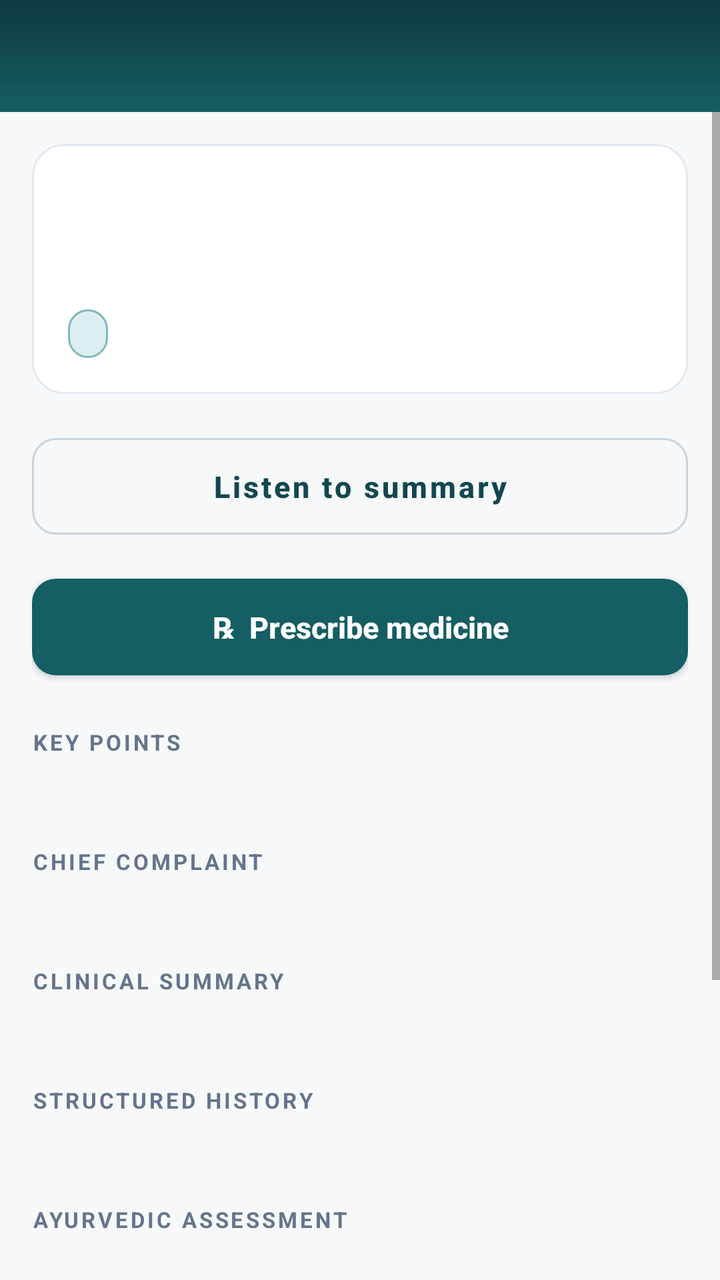
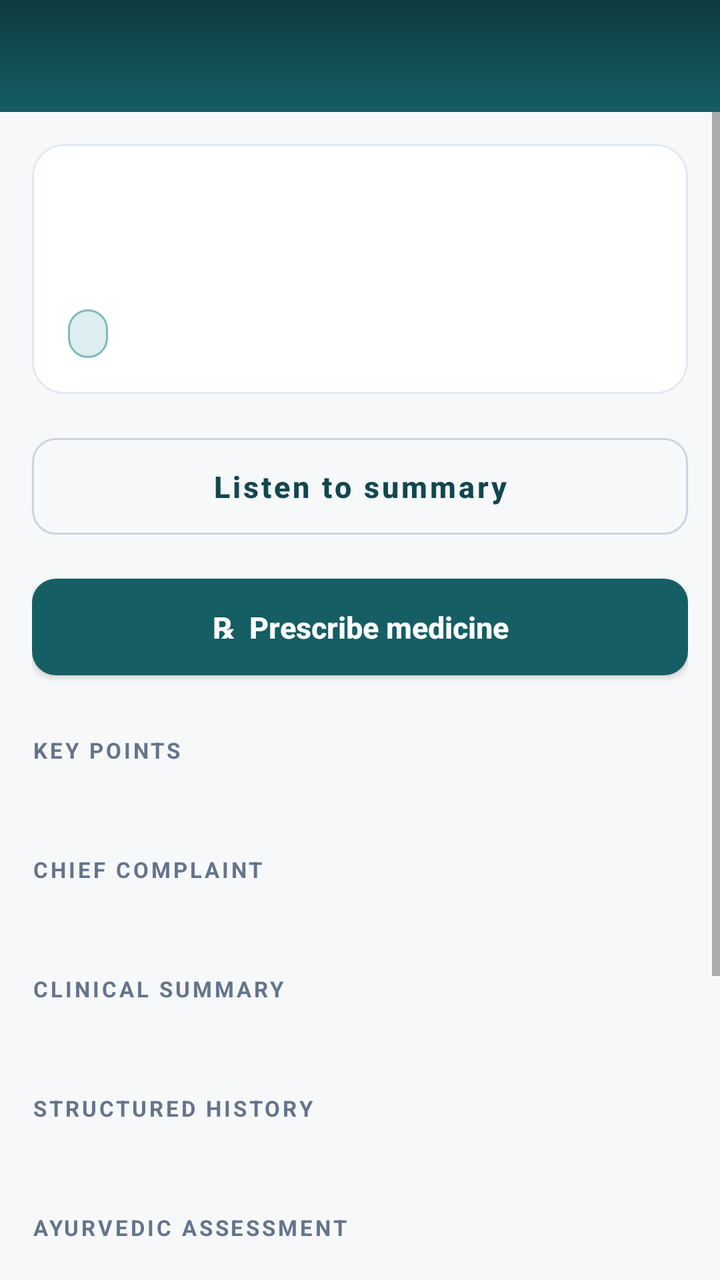

Two renders of the same Android screen: before a commit and after it. Below are the layout's source before the change and the commit's diff.
<!-- AndroidManifest.xml: application theme Theme.DoctorApp -->
<!-- res/layout/activity_case_detail.xml -->
<?xml version="1.0" encoding="utf-8"?>
<LinearLayout xmlns:android="http://schemas.android.com/apk/res/android"
    xmlns:app="http://schemas.android.com/apk/res-auto"
    android:layout_width="match_parent"
    android:layout_height="match_parent"
    android:orientation="vertical"
    android:background="@color/background">

    <androidx.appcompat.widget.Toolbar
        android:id="@+id/toolbar"
        android:layout_width="match_parent"
        android:layout_height="?attr/actionBarSize"
        android:background="@drawable/bg_header_gradient"
        app:titleTextColor="@color/white"
        app:subtitleTextColor="@color/brand_100" />

    <ScrollView
        android:layout_width="match_parent"
        android:layout_height="0dp"
        android:layout_weight="1"
        android:fillViewport="true">

        <LinearLayout
            android:layout_width="match_parent"
            android:layout_height="wrap_content"
            android:orientation="vertical"
            android:padding="16dp">

            <com.google.android.material.card.MaterialCardView
                android:layout_width="match_parent"
                android:layout_height="wrap_content"
                app:cardCornerRadius="16dp"
                app:cardElevation="0dp"
                app:strokeColor="@color/ink_200"
                app:strokeWidth="1dp">

                <LinearLayout
                    android:layout_width="match_parent"
                    android:layout_height="wrap_content"
                    android:orientation="vertical"
                    android:padding="18dp">

                    <TextView
                        android:id="@+id/tvName"
                        style="@style/Text.Display"
                        android:layout_width="match_parent"
                        android:layout_height="wrap_content" />

                    <TextView
                        android:id="@+id/tvMeta"
                        style="@style/Text.Caption"
                        android:layout_width="match_parent"
                        android:layout_height="wrap_content"
                        android:layout_marginTop="4dp" />

                    <LinearLayout
                        android:layout_width="match_parent"
                        android:layout_height="wrap_content"
                        android:layout_marginTop="12dp"
                        android:orientation="horizontal">

                        <TextView
                            android:id="@+id/tvMode"
                            style="@style/Text.Caption"
                            android:layout_width="wrap_content"
                            android:layout_height="wrap_content"
                            android:background="@drawable/bg_chip_brand"
                            android:paddingLeft="10dp"
                            android:paddingRight="10dp"
                            android:paddingTop="4dp"
                            android:paddingBottom="4dp"
                            android:textStyle="bold" />

                        <TextView
                            android:id="@+id/tvUrgency"
                            style="@style/Text.Caption"
                            android:layout_width="wrap_content"
                            android:layout_height="wrap_content"
                            android:layout_marginStart="8dp"
                            android:paddingLeft="10dp"
                            android:paddingRight="10dp"
                            android:paddingTop="4dp"
                            android:paddingBottom="4dp"
                            android:textStyle="bold" />
                    </LinearLayout>
                </LinearLayout>
            </com.google.android.material.card.MaterialCardView>

            <TextView
                android:id="@+id/tvRedFlags"
                style="@style/Text.Body"
                android:layout_width="match_parent"
                android:layout_height="wrap_content"
                android:layout_marginTop="14dp"
                android:background="@drawable/bg_panel_danger"
                android:padding="14dp"
                android:textColor="@color/danger"
                android:textStyle="bold"
                android:visibility="gone" />

            <com.google.android.material.button.MaterialButton
                android:id="@+id/btnListen"
                style="@style/Widget.DoctorApp.Button.Outlined"
                android:layout_width="match_parent"
                android:layout_height="wrap_content"
                android:layout_marginTop="16dp"
                android:text="@string/listen_summary" />

            <com.google.android.material.button.MaterialButton
                android:id="@+id/btnPrescribe"
                style="@style/Widget.DoctorApp.Button"
                android:layout_width="match_parent"
                android:layout_height="wrap_content"
                android:layout_marginTop="10dp"
                android:text="℞  Prescribe medicine" />

            <TextView
                style="@style/Text.SectionLabel"
                android:id="@+id/lblKeyPoints"
                android:layout_width="match_parent"
                android:layout_height="wrap_content"
                android:layout_marginTop="20dp"
                android:text="Key points" />

            <TextView
                android:id="@+id/tvKeyPoints"
                style="@style/Text.Body"
                android:layout_width="match_parent"
                android:layout_height="wrap_content"
                android:layout_marginTop="6dp" />


            <TextView
                style="@style/Text.SectionLabel"
                android:id="@+id/lblComplaint"
                android:layout_width="match_parent"
                android:layout_height="wrap_content"
                android:layout_marginTop="20dp"
                android:text="Chief complaint" />

            <TextView
                android:id="@+id/tvComplaint"
                style="@style/Text.Body"
                android:layout_width="match_parent"
                android:layout_height="wrap_content"
                android:layout_marginTop="6dp" />


            <TextView
                style="@style/Text.SectionLabel"
                android:id="@+id/lblSummary"
                android:layout_width="match_parent"
                android:layout_height="wrap_content"
                android:layout_marginTop="20dp"
                android:text="Clinical summary" />

            <TextView
                android:id="@+id/tvSummary"
                style="@style/Text.Body"
                android:layout_width="match_parent"
                android:layout_height="wrap_content"
                android:layout_marginTop="6dp" />


            <TextView
                style="@style/Text.SectionLabel"
                android:id="@+id/lblHistory"
                android:layout_width="match_parent"
                android:layout_height="wrap_content"
                android:layout_marginTop="20dp"
                android:text="Structured history" />

            <TextView
                android:id="@+id/tvHistory"
                style="@style/Text.Body"
                android:layout_width="match_parent"
                android:layout_height="wrap_content"
                android:layout_marginTop="6dp" />


            <TextView
                style="@style/Text.SectionLabel"
                android:id="@+id/lblAyush"
                android:layout_width="match_parent"
                android:layout_height="wrap_content"
                android:layout_marginTop="20dp"
                android:text="Ayurvedic assessment" />

            <TextView
                android:id="@+id/tvAyush"
                style="@style/Text.Body"
                android:layout_width="match_parent"
                android:layout_height="wrap_content"
                android:layout_marginTop="6dp" />


            <TextView
                style="@style/Text.SectionLabel"
                android:id="@+id/lblDocuments"
                android:layout_width="match_parent"
                android:layout_height="wrap_content"
                android:layout_marginTop="20dp"
                android:text="Previous records" />

            <TextView
                android:id="@+id/tvDocuments"
                style="@style/Text.Body"
                android:layout_width="match_parent"
                android:layout_height="wrap_content"
                android:layout_marginTop="6dp" />


            <TextView
                style="@style/Text.SectionLabel"
                android:id="@+id/lblTranscript"
                android:layout_width="match_parent"
                android:layout_height="wrap_content"
                android:layout_marginTop="20dp"
                android:text="Interview transcript" />

            <TextView
                android:id="@+id/tvTranscript"
                style="@style/Text.Body"
                android:layout_width="match_parent"
                android:layout_height="wrap_content"
                android:layout_marginTop="6dp" />


            <TextView
                style="@style/Text.Caption"
                android:layout_width="match_parent"
                android:layout_height="wrap_content"
                android:layout_marginTop="24dp"
                android:background="@drawable/bg_panel_muted"
                android:padding="12dp"
                android:text="@string/ai_disclaimer" />
        </LinearLayout>
    </ScrollView>

    <ProgressBar
        android:id="@+id/progressBar"
        android:layout_width="wrap_content"
        android:layout_height="wrap_content"
        android:layout_gravity="center"
        android:indeterminateTint="@color/brand_600"
        android:visibility="gone" />
</LinearLayout>
<!-- resources referenced by this layout -->
<resources>
  <color name="background">#F6F8F9</color>
  <color name="brand_100">#DCEEF0</color>
  <color name="brand_600">#155E63</color>
  <color name="danger">#C62828</color>
  <color name="ink_200">#E2E8F0</color>
  <color name="white">#FFFFFFFF</color>
  <!-- drawable bg_chip_brand (drawable) -->
  <?xml version="1.0" encoding="utf-8"?>
  <shape xmlns:android="http://schemas.android.com/apk/res/android" android:shape="rectangle">
      <solid android:color="@color/brand_100" />
      <corners android:radius="100dp" />
      <stroke android:width="1dp" android:color="@color/brand_300" />
  </shape>
  <!-- drawable bg_header_gradient (drawable) -->
  <?xml version="1.0" encoding="utf-8"?>
  <shape xmlns:android="http://schemas.android.com/apk/res/android" android:shape="rectangle">
      <gradient
          android:angle="270"
          android:startColor="@color/brand_800"
          android:endColor="@color/brand_600" />
  </shape>
  <!-- drawable bg_panel_danger (drawable) -->
  <?xml version="1.0" encoding="utf-8"?>
  <shape xmlns:android="http://schemas.android.com/apk/res/android" android:shape="rectangle">
      <solid android:color="@color/danger_bg" />
      <corners android:radius="12dp" />
      <stroke android:width="1dp" android:color="#F3C0C0" />
  </shape>
  <!-- drawable bg_panel_muted (drawable) -->
  <?xml version="1.0" encoding="utf-8"?>
  <shape xmlns:android="http://schemas.android.com/apk/res/android" android:shape="rectangle">
      <solid android:color="@color/ink_50" />
      <corners android:radius="12dp" />
      <stroke android:width="1dp" android:color="@color/ink_200" />
  </shape>
  <string name="ai_disclaimer">AI-prepared draft. Review and confirm before acting.</string>
  <string name="listen_summary">Listen to summary</string>
  <style name="Text.Body" parent="TextAppearance.MaterialComponents.Body2">
          <item name="android:textColor">@color/ink_700</item>
          <item name="android:textSize">14sp</item>
          <item name="android:lineSpacingExtra">4dp</item>
      </style>
  <style name="Text.Caption" parent="TextAppearance.MaterialComponents.Caption">
          <item name="android:textColor">@color/ink_500</item>
          <item name="android:textSize">12sp</item>
      </style>
  <style name="Text.Display" parent="TextAppearance.MaterialComponents.Headline5">
          <item name="android:textColor">@color/ink_900</item>
          <item name="android:textStyle">bold</item>
          <item name="android:letterSpacing">-0.01</item>
      </style>
  <style name="Text.SectionLabel" parent="TextAppearance.MaterialComponents.Overline">
          <item name="android:textColor">@color/ink_500</item>
          <item name="android:textSize">11sp</item>
          <item name="android:letterSpacing">0.12</item>
          <item name="android:textStyle">bold</item>
      </style>
  <color name="brand_300">#7FB8BC</color>
  <color name="brand_800">#0E3A40</color>
  <color name="danger_bg">#FDECEC</color>
  <color name="ink_50">#F6F8F9</color>
  <color name="ink_700">#334155</color>
  <color name="ink_500">#64748B</color>
  <color name="ink_900">#0F172A</color>
  <color name="ink_300">#CBD5E1</color>
  <color name="brand_700">#12474F</color>
  <color name="brand_500">#1B7A80</color>
  <color name="surface">#FFFFFF</color>
  <style name="Widget.DoctorApp.Card" parent="Widget.MaterialComponents.CardView">
          <item name="cardCornerRadius">16dp</item>
          <item name="cardElevation">0dp</item>
          <item name="strokeColor">@color/ink_200</item>
          <item name="strokeWidth">1dp</item>
          <item name="cardBackgroundColor">@color/surface</item>
      </style>
</resources>

<!-- the commit's change to res/layout/activity_case_detail.xml (unified diff, before → after) -->
@@ -115,6 +115,22 @@
                 android:text="℞  Prescribe medicine" />
 
             <TextView
+                android:id="@+id/lblPrescriptions"
+                style="@style/Text.SectionLabel"
+                android:layout_width="match_parent"
+                android:layout_height="wrap_content"
+                android:layout_marginTop="20dp"
+                android:text="Prescriptions"
+                android:visibility="gone" />
+
+            <LinearLayout
+                android:id="@+id/llPrescriptions"
+                android:layout_width="match_parent"
+                android:layout_height="wrap_content"
+                android:layout_marginTop="4dp"
+                android:orientation="vertical" />
+
+            <TextView
                 style="@style/Text.SectionLabel"
                 android:id="@+id/lblKeyPoints"
                 android:layout_width="match_parent"
